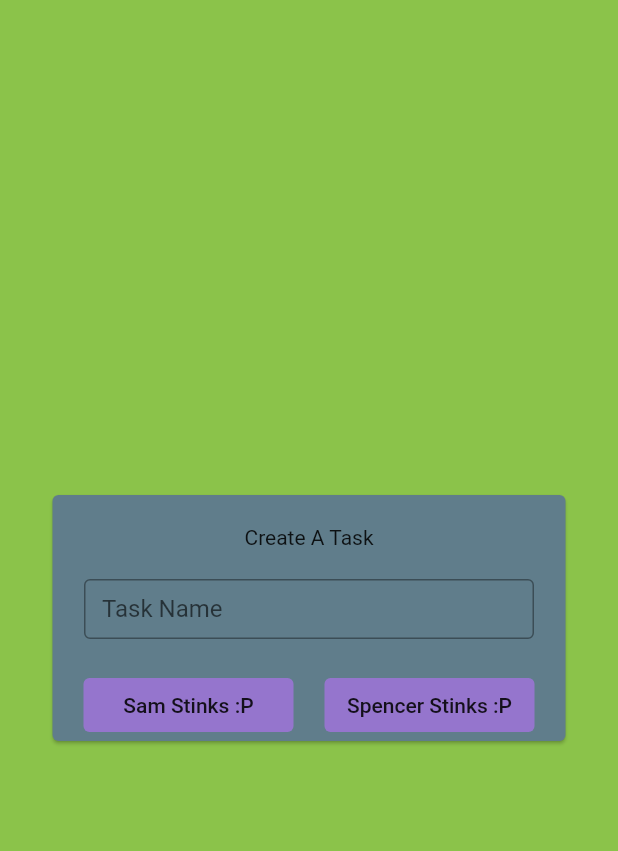
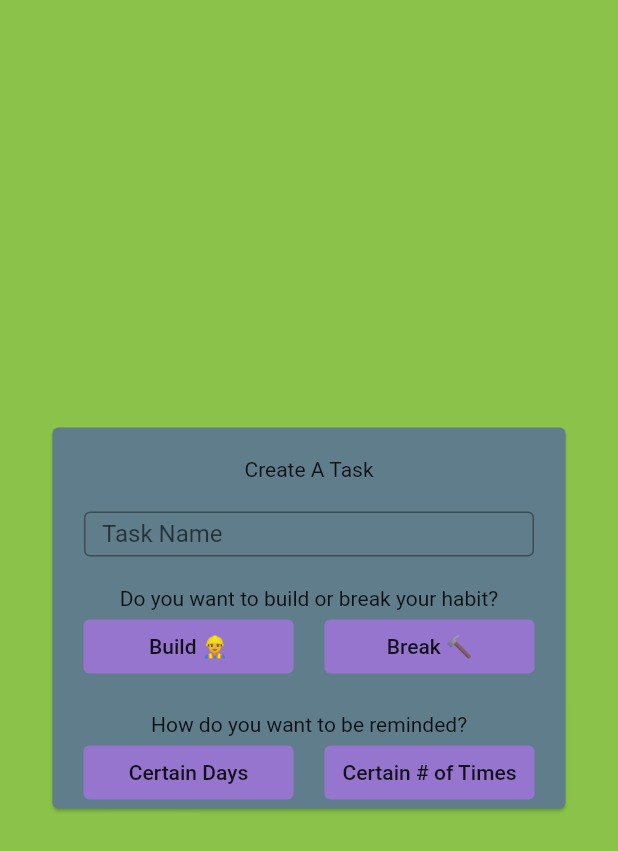
Before and after one commit to SanchoMontana/SeniorDesign_MOM, a Flutter app: the TaskCreation screen opened directly, on a phone screen of 412 x 824 dp. Shown: the top 851 px of the screen. Run offline on Flutter 3.47's test engine with Material 2 defaults, Android fonts, the phone set to English and light mode, and no system bars; our stand-ins replace yaml; Roboto replaces fonts that are missing (Montserrat).

Commit message:
fleshing out task creation, some cleanup as well

```diff
--- a/src/lib/custom_widgets/custom_text_button.dart
+++ b/src/lib/custom_widgets/custom_text_button.dart
@@ -1,11 +1,10 @@
 import 'package:flutter/material.dart';
 
-SizedBox customTextButton(String buttonText, Function() onPressed,
-    {double width = 140, ButtonStyle? style}) {
+SizedBox customTextButton(String buttonText, void Function() onPressed,
+    {double width = 140}) {
   return SizedBox(
     width: width,
     child: TextButton(
-      style: style,
       onPressed: onPressed,
       child: Text(buttonText),
     ),
--- a/src/lib/pages/task_creation.dart
+++ b/src/lib/pages/task_creation.dart
@@ -1,5 +1,5 @@
 import 'package:flutter/material.dart';
-import 'package:demo/custom_widgets/custom_text_button.dart';
+import 'package:demo/themes/default_theme.dart';
 
 class TaskCreation extends StatefulWidget {
   const TaskCreation({Key? key}) : super(key: key);
@@ -9,6 +9,11 @@ class TaskCreation extends StatefulWidget {
 }
 
 class _TaskCreationState extends State<TaskCreation> {
+  bool daysPressed = false;
+  bool timesPressed = false;
+  bool buildPressed = false;
+  bool breakPressed = false;
+
   @override
   Widget build(BuildContext context) {
     return Scaffold(
@@ -29,7 +34,7 @@ class _TaskCreationState extends State<TaskCreation> {
                         child: Text("Create A Task"),
                       ),
                       const SizedBox(
-                        height: 40,
+                        height: 30,
                         width: 300,
                         child: TextField(
                           decoration: InputDecoration(
@@ -39,13 +44,84 @@ class _TaskCreationState extends State<TaskCreation> {
                         ),
                       ),
                       const SizedBox(height: 20),
+                      const Text("Do you want to build or break your habit?"),
                       Row(
                         mainAxisAlignment: MainAxisAlignment.spaceEvenly,
                         children: [
-                          customTextButton("Sam Stinks :P", holder),
-                          customTextButton("Spencer Stinks :P", holder),
+                          SizedBox(
+                            width: 140,
+                            child: TextButton(
+                              style: buildPressed
+                                  ? DefaultTheme.textButtonSelectedTheme
+                                  : null,
+                              child: const Text("Build 👷‍♂️"),
+                              onPressed: () {
+                                setState(() {
+                                  buildPressed = true;
+                                  breakPressed = false;
+                                });
+                              },
+                            ),
+                          ),
+                          SizedBox(
+                            width: 140,
+                            child: TextButton(
+                              style: breakPressed
+                                  ? DefaultTheme.textButtonSelectedTheme
+                                  : null,
+                              child: const Text("Break 🔨"),
+                              onPressed: () {
+                                setState(() {
+                                  buildPressed = false;
+                                  breakPressed = true;
+                                });
+                              },
+                            ),
+                          ),
                         ],
                       ),
+                      const SizedBox(height: 20),
+                      const Text("How do you want to be reminded?"),
+                      Row(
+                        mainAxisAlignment: MainAxisAlignment.spaceEvenly,
+                        children: [
+                          SizedBox(
+                            width: 140,
+                            child: TextButton(
+                              style: daysPressed
+                                  ? DefaultTheme.textButtonSelectedTheme
+                                  : null,
+                              child: const Text("Certain Days"),
+                              onPressed: () {
+                                setState(() {
+                                  daysPressed = true;
+                                  timesPressed = false;
+                                });
+                              },
+                            ),
+                          ),
+                          SizedBox(
+                            width: 140,
+                            child: TextButton(
+                              style: timesPressed
+                                  ? DefaultTheme.textButtonSelectedTheme
+                                  : null,
+                              child: const Text("Certain # of Times"),
+                              onPressed: () {
+                                setState(() {
+                                  daysPressed = false;
+                                  timesPressed = true;
+                                });
+                              },
+                            ),
+                          ),
+                        ],
+                      ),
+                      daysPressed
+                          ? const DaysWidget()
+                          : timesPressed
+                              ? const TimesWidget()
+                              : Container(),
                     ],
                   ),
                 ),
@@ -58,6 +134,30 @@ class _TaskCreationState extends State<TaskCreation> {
   }
 }
 
-void holder() {
-  return;
+class DaysWidget extends StatefulWidget {
+  const DaysWidget({Key? key}) : super(key: key);
+
+  @override
+  _DaysWidgetState createState() => _DaysWidgetState();
 }
+
+class _DaysWidgetState extends State<DaysWidget> {
+  @override
+  Widget build(BuildContext context) {
+    return const Text("Dayman aaaahhhh");
+  }
+}
+
+class TimesWidget extends StatefulWidget {
+  const TimesWidget({Key? key}) : super(key: key);
+
+  @override
+  _TimesWidgetState createState() => _TimesWidgetState();
+}
+
+class _TimesWidgetState extends State<TimesWidget> {
+  @override
+  Widget build(BuildContext context) {
+    return const Text("Fighter of the night man!");
+  }
+}
```
Also changed, not shown: src/lib/pages/profile_creation_intro.dart (+12 -32 lines), src/lib/pages/profile_creation_p1.dart (+6 -9 lines), src/lib/themes/default_theme.dart (+4 -6 lines).
